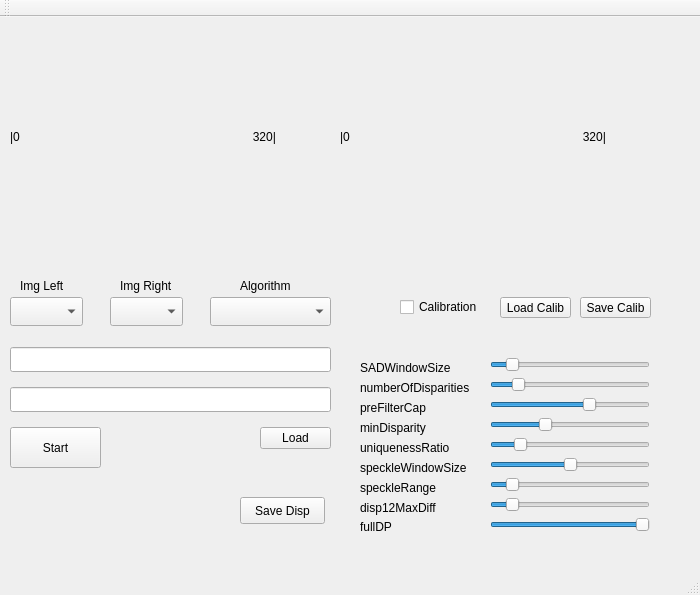
Old version of the form mainwindow.ui in the repository temporaritet/firstCV.
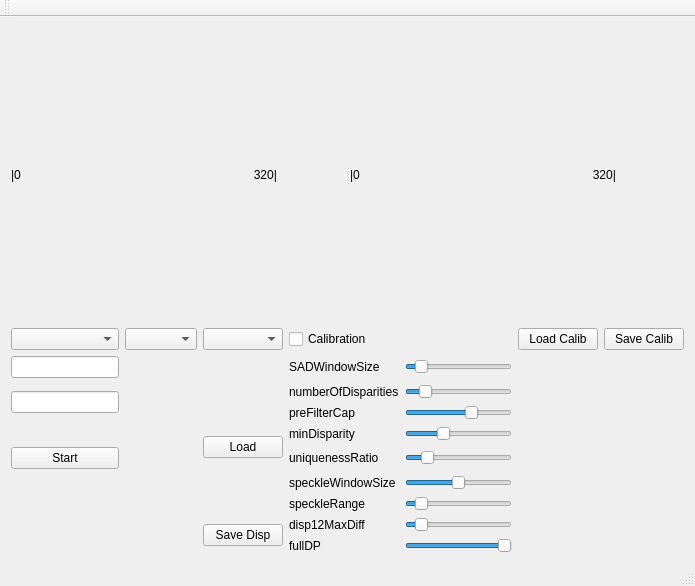
New version of the form.

```diff
--- a/mainwindow.ui
+++ b/mainwindow.ui
@@ -6,49 +6,26 @@
    <rect>
     <x>0</x>
     <y>0</y>
-    <width>700</width>
-    <height>595</height>
+    <width>695</width>
+    <height>586</height>
    </rect>
   </property>
   <property name="windowTitle">
    <string>FirstCV</string>
   </property>
   <widget class="QWidget" name="centralWidget">
-   <widget class="QLabel" name="label_Im0">
-    <property name="geometry">
-     <rect>
-      <x>10</x>
-      <y>0</y>
-      <width>320</width>
-      <height>240</height>
-     </rect>
-    </property>
-    <property name="text">
-     <string>|0                                                                      320|</string>
-    </property>
-   </widget>
-   <widget class="QLabel" name="label_Im1">
-    <property name="geometry">
-     <rect>
-      <x>340</x>
-      <y>0</y>
-      <width>320</width>
-      <height>240</height>
-     </rect>
-    </property>
-    <property name="text">
-     <string>|0                                                                      320|</string>
-    </property>
-   </widget>
+   <layout class="QGridLayout" name="gridLayout">
+    <item row="1" column="0">
+     <widget class="QComboBox" name="comboBoxImgLeft"/>
+    </item>
+    <item row="1" column="1">
+     <widget class="QComboBox" name="comboBoxImgRight"/>
+    </item>
+    <item row="1" column="2">
+     <widget class="QComboBox" name="comboBoxAlg"/>
+    </item>
+    <item row="1" column="3">
    <widget class="QCheckBox" name="CheckBox_Calib">
-    <property name="geometry">
-     <rect>
-      <x>400</x>
-      <y>280</y>
-      <width>91</width>
-      <height>20</height>
-     </rect>
-    </property>
     <property name="text">
      <string>Calibration</string>
     </property>
@@ -56,41 +33,37 @@
      <bool>false</bool>
     </property>
    </widget>
-   <widget class="QPushButton" name="pushButtonSaveCalib">
-    <property name="geometry">
-     <rect>
-      <x>580</x>
-      <y>280</y>
-      <width>71</width>
-      <height>21</height>
-     </rect>
-    </property>
-    <property name="text">
-     <string>Save Calib</string>
-    </property>
-   </widget>
+    </item>
+    <item row="1" column="5">
    <widget class="QPushButton" name="pushButtonLoadCalib">
-    <property name="geometry">
-     <rect>
-      <x>500</x>
-      <y>280</y>
-      <width>71</width>
-      <height>21</height>
-     </rect>
-    </property>
     <property name="text">
      <string>Load Calib</string>
     </property>
    </widget>
+    </item>
+    <item row="1" column="6">
+     <widget class="QPushButton" name="pushButtonSaveCalib">
+      <property name="text">
+       <string>Save Calib</string>
+      </property>
+     </widget>
+    </item>
+    <item row="2" column="0">
+     <widget class="QLineEdit" name="lineEditLeft">
+      <property name="text">
+       <string/>
+      </property>
+     </widget>
+    </item>
+    <item row="2" column="3">
+     <widget class="QLabel" name="labelSADWindowSize">
+      <property name="text">
+       <string>SADWindowSize</string>
+      </property>
+     </widget>
+    </item>
+    <item row="2" column="4">
    <widget class="QSlider" name="horizontalSlider_SADWindowSize">
-    <property name="geometry">
-     <rect>
-      <x>490</x>
-      <y>340</y>
-      <width>160</width>
-      <height>16</height>
-     </rect>
-    </property>
     <property name="minimum">
      <number>1</number>
     </property>
@@ -107,15 +80,23 @@
      <enum>Qt::Horizontal</enum>
     </property>
    </widget>
+    </item>
+    <item row="3" column="0" rowspan="2">
+     <widget class="QLineEdit" name="lineEditRight">
+      <property name="text">
+       <string/>
+      </property>
+     </widget>
+    </item>
+    <item row="3" column="3">
+     <widget class="QLabel" name="labelNumberOfDisparities">
+      <property name="text">
+       <string>numberOfDisparities</string>
+      </property>
+     </widget>
+    </item>
+    <item row="3" column="4">
    <widget class="QSlider" name="horizontalSlider_numberOfDisparities">
-    <property name="geometry">
-     <rect>
-      <x>490</x>
-      <y>360</y>
-      <width>160</width>
-      <height>16</height>
-     </rect>
-    </property>
     <property name="minimum">
      <number>16</number>
     </property>
@@ -135,15 +116,16 @@
      <enum>Qt::Horizontal</enum>
     </property>
    </widget>
+    </item>
+    <item row="4" column="3">
+     <widget class="QLabel" name="labelPreFilterCap">
+      <property name="text">
+       <string>preFilterCap</string>
+      </property>
+     </widget>
+    </item>
+    <item row="4" column="4">
    <widget class="QSlider" name="horizontalSlider_preFilterCap">
-    <property name="geometry">
-     <rect>
-      <x>490</x>
-      <y>380</y>
-      <width>160</width>
-      <height>16</height>
-     </rect>
-    </property>
     <property name="value">
      <number>63</number>
     </property>
@@ -151,28 +133,23 @@
      <enum>Qt::Horizontal</enum>
     </property>
    </widget>
+    </item>
+    <item row="5" column="2" rowspan="2">
    <widget class="QPushButton" name="pushButtonLoadFiles">
-    <property name="geometry">
-     <rect>
-      <x>260</x>
-      <y>410</y>
-      <width>71</width>
-      <height>22</height>
-     </rect>
-    </property>
     <property name="text">
      <string>Load</string>
     </property>
    </widget>
+    </item>
+    <item row="5" column="3">
+     <widget class="QLabel" name="labelMinDisparity">
+      <property name="text">
+       <string>minDisparity</string>
+      </property>
+     </widget>
+    </item>
+    <item row="5" column="4">
    <widget class="QSlider" name="horizontalSlider_minDIsparity">
-    <property name="geometry">
-     <rect>
-      <x>490</x>
-      <y>400</y>
-      <width>160</width>
-      <height>16</height>
-     </rect>
-    </property>
     <property name="minimum">
      <number>-64</number>
     </property>
@@ -186,15 +163,23 @@
      <enum>Qt::Horizontal</enum>
     </property>
    </widget>
+    </item>
+    <item row="6" column="0">
+     <widget class="QPushButton" name="pushButtonStartStop">
+      <property name="text">
+       <string>Start</string>
+      </property>
+     </widget>
+    </item>
+    <item row="6" column="3">
+     <widget class="QLabel" name="labelUniquenessRatio">
+      <property name="text">
+       <string>uniquenessRatio</string>
+      </property>
+     </widget>
+    </item>
+    <item row="6" column="4">
    <widget class="QSlider" name="horizontalSlider_uniquenessRatio">
-    <property name="geometry">
-     <rect>
-      <x>490</x>
-      <y>420</y>
-      <width>160</width>
-      <height>16</height>
-     </rect>
-    </property>
     <property name="value">
      <number>16</number>
     </property>
@@ -202,15 +187,16 @@
      <enum>Qt::Horizontal</enum>
     </property>
    </widget>
+    </item>
+    <item row="7" column="3">
+     <widget class="QLabel" name="labelSpeckleWindowSize">
+      <property name="text">
+       <string>speckleWindowSize</string>
+      </property>
+     </widget>
+    </item>
+    <item row="7" column="4">
    <widget class="QSlider" name="horizontalSlider_speckleWindowSize">
-    <property name="geometry">
-     <rect>
-      <x>490</x>
-      <y>440</y>
-      <width>160</width>
-      <height>16</height>
-     </rect>
-    </property>
     <property name="value">
      <number>50</number>
     </property>
@@ -218,295 +204,86 @@
      <enum>Qt::Horizontal</enum>
     </property>
    </widget>
-   <widget class="QSlider" name="horizontalSlider_fullDP">
-    <property name="geometry">
-     <rect>
-      <x>490</x>
-      <y>500</y>
-      <width>160</width>
-      <height>16</height>
-     </rect>
-    </property>
-    <property name="maximum">
-     <number>2</number>
-    </property>
-    <property name="value">
-     <number>2</number>
-    </property>
-    <property name="orientation">
-     <enum>Qt::Horizontal</enum>
-    </property>
-   </widget>
-   <widget class="QLabel" name="labelSADWindowSize">
-    <property name="geometry">
-     <rect>
-      <x>360</x>
-      <y>340</y>
-      <width>121</width>
-      <height>21</height>
-     </rect>
-    </property>
-    <property name="text">
-     <string>SADWindowSize</string>
-    </property>
-   </widget>
-   <widget class="QLabel" name="labelNumberOfDisparities">
-    <property name="geometry">
-     <rect>
-      <x>360</x>
-      <y>360</y>
-      <width>151</width>
-      <height>21</height>
-     </rect>
-    </property>
-    <property name="text">
-     <string>numberOfDisparities</string>
-    </property>
-   </widget>
-   <widget class="QLabel" name="labelPreFilterCap">
-    <property name="geometry">
-     <rect>
-      <x>360</x>
-      <y>380</y>
-      <width>131</width>
-      <height>21</height>
-     </rect>
-    </property>
-    <property name="text">
-     <string>preFilterCap</string>
-    </property>
-   </widget>
-   <widget class="QLabel" name="labelMinDisparity">
-    <property name="geometry">
-     <rect>
-      <x>360</x>
-      <y>400</y>
-      <width>131</width>
-      <height>21</height>
-     </rect>
-    </property>
-    <property name="text">
-     <string>minDisparity</string>
-    </property>
-   </widget>
+    </item>
+    <item row="8" column="3">
    <widget class="QLabel" name="labelSpeckleRange">
-    <property name="geometry">
-     <rect>
-      <x>360</x>
-      <y>460</y>
-      <width>131</width>
-      <height>21</height>
-     </rect>
-    </property>
     <property name="text">
      <string>speckleRange</string>
     </property>
    </widget>
-   <widget class="QLabel" name="labelUniquenessRatio">
-    <property name="geometry">
-     <rect>
-      <x>360</x>
-      <y>420</y>
-      <width>131</width>
-      <height>21</height>
-     </rect>
-    </property>
-    <property name="text">
-     <string>uniquenessRatio</string>
-    </property>
-   </widget>
-   <widget class="QLabel" name="labelSpeckleWindowSize">
-    <property name="geometry">
-     <rect>
-      <x>360</x>
-      <y>440</y>
-      <width>141</width>
-      <height>21</height>
-     </rect>
-    </property>
+    </item>
+    <item row="8" column="4">
+     <widget class="QSlider" name="horizontalSlider_speckleRange">
+      <property name="value">
+       <number>10</number>
+      </property>
+      <property name="orientation">
+       <enum>Qt::Horizontal</enum>
+      </property>
+     </widget>
+    </item>
+    <item row="9" column="2" rowspan="2">
+     <widget class="QPushButton" name="pushButton">
     <property name="text">
-     <string>speckleWindowSize</string>
-    </property>
-   </widget>
+       <string>Save Disp</string>
+      </property>
+     </widget>
+    </item>
+    <item row="9" column="3">
    <widget class="QLabel" name="labelDisp12MaxDiff">
-    <property name="geometry">
-     <rect>
-      <x>360</x>
-      <y>480</y>
-      <width>131</width>
-      <height>21</height>
-     </rect>
-    </property>
     <property name="text">
      <string>disp12MaxDiff</string>
     </property>
    </widget>
+    </item>
+    <item row="9" column="4">
+     <widget class="QSlider" name="horizontalSlider_disp12MaxDiff">
+      <property name="value">
+       <number>10</number>
+      </property>
+      <property name="orientation">
+       <enum>Qt::Horizontal</enum>
+      </property>
+     </widget>
+    </item>
+    <item row="10" column="3">
    <widget class="QLabel" name="labelFullDP">
-    <property name="geometry">
-     <rect>
-      <x>360</x>
-      <y>500</y>
-      <width>51</width>
-      <height>20</height>
-     </rect>
-    </property>
     <property name="text">
      <string>fullDP</string>
     </property>
    </widget>
-   <widget class="QSlider" name="horizontalSlider_speckleRange">
-    <property name="geometry">
-     <rect>
-      <x>490</x>
-      <y>460</y>
-      <width>160</width>
-      <height>16</height>
-     </rect>
+    </item>
+    <item row="10" column="4">
+     <widget class="QSlider" name="horizontalSlider_fullDP">
+      <property name="maximum">
+       <number>2</number>
     </property>
     <property name="value">
-     <number>10</number>
+       <number>2</number>
     </property>
     <property name="orientation">
      <enum>Qt::Horizontal</enum>
     </property>
    </widget>
-   <widget class="QSlider" name="horizontalSlider_disp12MaxDiff">
-    <property name="geometry">
-     <rect>
-      <x>490</x>
-      <y>480</y>
-      <width>160</width>
-      <height>16</height>
-     </rect>
-    </property>
-    <property name="value">
-     <number>10</number>
-    </property>
+    </item>
+    <item row="0" column="0" colspan="7">
+     <widget class="QSplitter" name="splitter">
     <property name="orientation">
      <enum>Qt::Horizontal</enum>
     </property>
-   </widget>
-   <widget class="QComboBox" name="comboBoxAlg">
-    <property name="geometry">
-     <rect>
-      <x>210</x>
-      <y>280</y>
-      <width>121</width>
-      <height>29</height>
-     </rect>
-    </property>
-   </widget>
-   <widget class="QComboBox" name="comboBoxImgLeft">
-    <property name="geometry">
-     <rect>
-      <x>10</x>
-      <y>280</y>
-      <width>73</width>
-      <height>29</height>
-     </rect>
-    </property>
-   </widget>
-   <widget class="QComboBox" name="comboBoxImgRight">
-    <property name="geometry">
-     <rect>
-      <x>110</x>
-      <y>280</y>
-      <width>73</width>
-      <height>29</height>
-     </rect>
-    </property>
-   </widget>
-   <widget class="QLabel" name="label">
-    <property name="geometry">
-     <rect>
-      <x>240</x>
-      <y>260</y>
-      <width>61</width>
-      <height>17</height>
-     </rect>
-    </property>
+      <widget class="QLabel" name="label_Im0">
     <property name="text">
-     <string>Algorithm</string>
-    </property>
-   </widget>
-   <widget class="QLabel" name="label_2">
-    <property name="geometry">
-     <rect>
-      <x>20</x>
-      <y>260</y>
-      <width>54</width>
-      <height>17</height>
-     </rect>
-    </property>
+        <string>|0                                                                      320|</string>
+       </property>
+      </widget>
+      <widget class="QLabel" name="label_Im1">
     <property name="text">
-     <string>Img Left</string>
-    </property>
-   </widget>
-   <widget class="QLabel" name="label_3">
-    <property name="geometry">
-     <rect>
-      <x>120</x>
-      <y>260</y>
-      <width>61</width>
-      <height>17</height>
-     </rect>
-    </property>
-    <property name="text">
-     <string>Img Right</string>
-    </property>
-   </widget>
-   <widget class="QLineEdit" name="lineEditLeft">
-    <property name="geometry">
-     <rect>
-      <x>10</x>
-      <y>330</y>
-      <width>321</width>
-      <height>25</height>
-     </rect>
-    </property>
-    <property name="text">
-     <string/>
-    </property>
-   </widget>
-   <widget class="QLineEdit" name="lineEditRight">
-    <property name="geometry">
-     <rect>
-      <x>10</x>
-      <y>370</y>
-      <width>321</width>
-      <height>25</height>
-     </rect>
-    </property>
-    <property name="text">
-     <string/>
-    </property>
-   </widget>
-   <widget class="QPushButton" name="pushButtonStartStop">
-    <property name="geometry">
-     <rect>
-      <x>10</x>
-      <y>410</y>
-      <width>91</width>
-      <height>41</height>
-     </rect>
-    </property>
-    <property name="text">
-     <string>Start</string>
-    </property>
-   </widget>
-   <widget class="QPushButton" name="pushButton">
-    <property name="geometry">
-     <rect>
-      <x>240</x>
-      <y>480</y>
-      <width>85</width>
-      <height>27</height>
-     </rect>
-    </property>
-    <property name="text">
-     <string>Save Disp</string>
-    </property>
-   </widget>
+        <string>|0                                                                      320|</string>
+       </property>
+      </widget>
+     </widget>
+    </item>
+   </layout>
   </widget>
   <widget class="QMenuBar" name="menuBar">
    <property name="geometry">
```
Left out of the diff: 2 changed lines with no effect on the pictures. Lines whose indentation alone changed are shown as unchanged.
